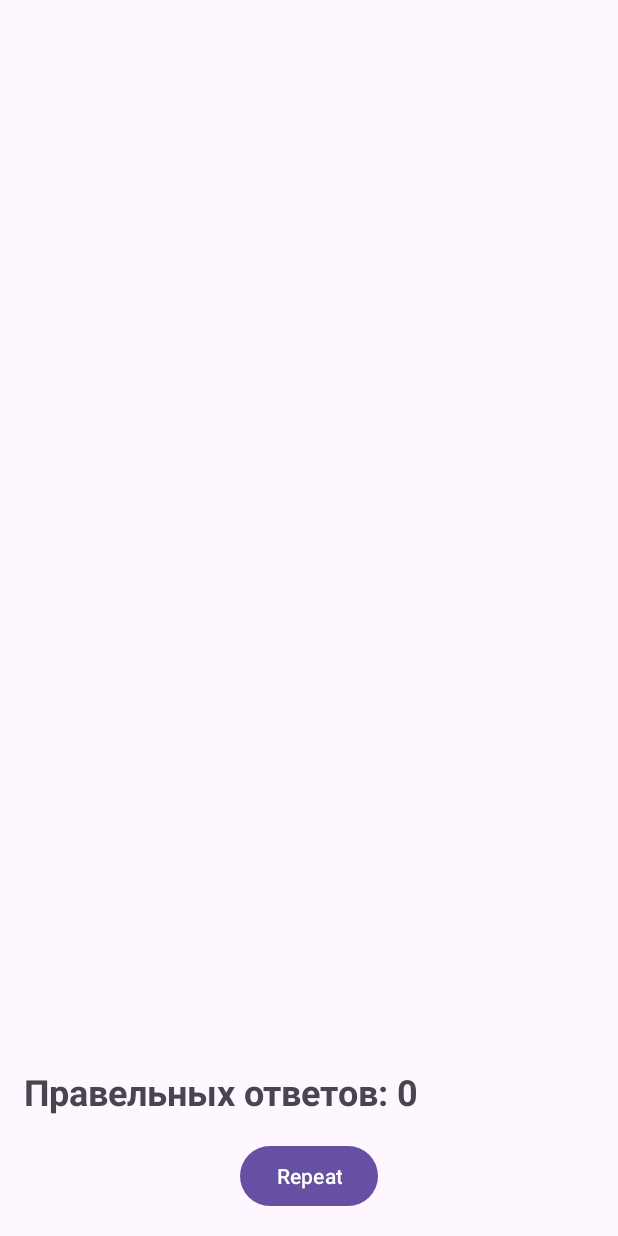
After one commit to IlyaBukreev/Bukreevin_GeoQuiz, an Android app: the ResultActivity screen opened directly, with no data from a screen before it, on a phone screen of 412 x 824 dp. The commit adds this screen. Run offline under Robolectric (Android 15) with nearby library versions, the phone set to English and light mode, and no system bars.

Commit message:
готовая работа

```diff
--- a/app/build.gradle
+++ b/app/build.gradle
@@ -47,6 +47,8 @@ dependencies {
     implementation 'androidx.lifecycle:lifecycle-extensions:2.2.0'
     implementation 'androidx.core:core-ktx:+'
     implementation 'androidx.lifecycle:lifecycle-viewmodel-ktx:2.2.0'
+    implementation 'androidx.core:core-ktx:+'
+    implementation 'androidx.lifecycle:lifecycle-viewmodel-ktx:2.2.0'
     testImplementation 'junit:junit:4.13.2'
     androidTestImplementation 'androidx.test.ext:junit:1.1.5'
     androidTestImplementation 'androidx.test.espresso:espresso-core:3.5.1'
--- a/app/src/main/AndroidManifest.xml
+++ b/app/src/main/AndroidManifest.xml
@@ -12,6 +12,7 @@
         android:supportsRtl="true"
         android:theme="@style/Theme.Bukreevin_GeoQuiz"
         tools:targetApi="31">
+
         <activity
             android:name=".MainActivity"
             android:exported="true"
@@ -23,6 +24,10 @@
                 <category android:name="android.intent.category.LAUNCHER" />
             </intent-filter>
         </activity>
+
+        <activity
+            android:name=".ResultActivity"
+            android:label="Result Activity" />
     </application>
 
 </manifest>
--- a/app/src/main/java/com/bignerdranch/android/Bukeevin_GeoQuiz/Question.kt
+++ b/app/src/main/java/com/bignerdranch/android/Bukeevin_GeoQuiz/Question.kt
@@ -2,5 +2,4 @@ package com.bignerdranch.android.Bukeevin_GeoQuiz;
 
 import androidx.annotation.StringRes
 
-data class Question(@StringRes val textResId:
-                    Int, val answer: Boolean)
+data class Question(@StringRes val textResId: Int, val answer: Boolean, val userAnswer: Boolean, val correctAnswer: Boolean)
--- /dev/null
+++ b/app/src/main/java/com/example/bukreevin_geoquiz/ResultActivity.kt
@@ -0,0 +1,21 @@
+package com.example.bukreevin_geoquiz
+
+import android.os.Bundle
+import android.widget.Button
+import android.widget.TextView
+import androidx.appcompat.app.AppCompatActivity
+
+class ResultActivity : AppCompatActivity() {
+    override fun onCreate(savedInstanceState: Bundle?) {
+        super.onCreate(savedInstanceState)
+        setContentView(R.layout.activity_result)
+
+        val resultTextView: TextView = findViewById(R.id.result_text_view)
+        val correctAnswers = intent.getIntExtra("CORRECT_ANSWERS", 0)
+        resultTextView.text = "Правельных ответов: $correctAnswers"
+        val repeatButton: Button = findViewById(R.id.repeat_button)
+        repeatButton.setOnClickListener {
+            finish()
+        }
+    }
+}
--- /dev/null
+++ b/app/src/main/res/layout/activity_result.xml
@@ -0,0 +1,26 @@
+<!-- result_activity.xml -->
+<RelativeLayout xmlns:android="http://schemas.android.com/apk/res/android"
+    xmlns:tools="http://schemas.android.com/tools"
+    android:layout_width="match_parent"
+    android:layout_height="match_parent"
+    android:padding="16dp"
+    tools:context=".ResultActivity">
+
+    <TextView
+        android:id="@+id/result_text_view"
+        android:layout_width="wrap_content"
+        android:layout_height="wrap_content"
+        android:textSize="24sp"
+        android:textStyle="bold"
+        android:layout_above="@+id/repeat_button" />
+
+    <Button
+        android:id="@+id/repeat_button"
+        android:layout_width="wrap_content"
+        android:layout_height="wrap_content"
+        android:text="Repeat"
+        android:layout_alignParentBottom="true"
+        android:layout_centerHorizontal="true"
+        android:layout_marginTop="16dp"/>
+
+</RelativeLayout>
--- a/build.gradle
+++ b/build.gradle
@@ -3,5 +3,5 @@
 plugins {
     id 'com.android.application' version '8.0.2' apply false
     id 'com.android.library' version '8.0.2' apply false
-    id 'org.jetbrains.kotlin.android' version '1.9.0-Beta' apply false
+    id 'org.jetbrains.kotlin.android' version '1.9.0-RC' apply false
 }
```
Also changed, not shown: app/src/main/java/com/bignerdranch/android/Bukeevin_GeoQuiz/QuizViewModel.kt (+18 -6 lines), app/src/main/java/com/example/bukreevin_geoquiz/MainActivity.kt (+98 -14 lines), app/src/main/res/layout/activity_main.xml (+8 -0 lines).
